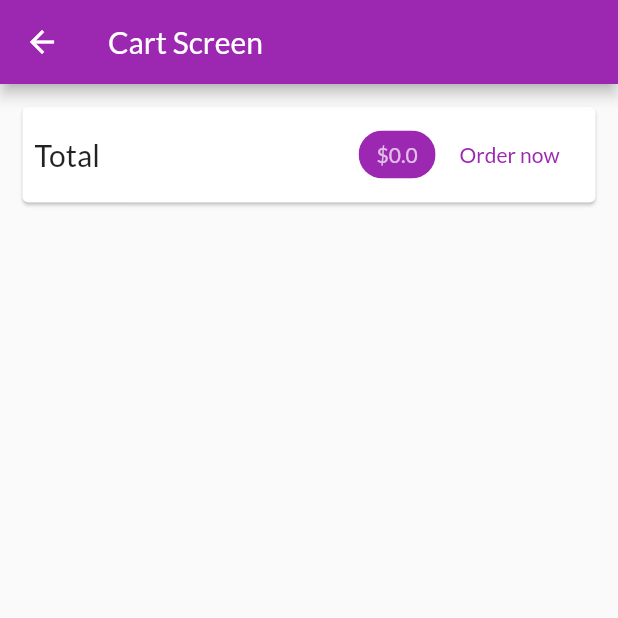
After one commit to fahmi54321/shop_app_with_state_management, a Flutter app: the CartScreen screen opened by its route, on a phone screen of 412 x 824 dp, the top half of it. The commit adds this screen. Run offline on Flutter 3.47's test engine with Material 2 defaults, Android fonts, the phone set to English and light mode, and no system bars; network calls fail.

Commit message:
cart screen

```diff
--- a/lib/main.dart
+++ b/lib/main.dart
@@ -2,6 +2,7 @@ import 'package:flutter/material.dart';
 import 'package:provider/provider.dart';
 import './screens/produk_overview_screens.dart';
 import './screens/product_details_screen.dart';
+import './screens/cart_screen.dart';
 import './providers/product_providers.dart';
 import './providers/cart_providers.dart';
 
@@ -15,13 +16,14 @@ class MyApp extends StatelessWidget {
   // This widget is the root of your application.
   @override
   Widget build(BuildContext context) {
-    return MultiProvider( //todo 7 (next product_item)
+    return MultiProvider(
+      //todo 7 (next product_item)
       providers: [
         ChangeNotifierProvider.value(
           value: ProductProvider(),
         ),
         ChangeNotifierProvider.value(
-          value : CartProvider(),
+          value: CartProvider(),
         ),
       ],
       child: MaterialApp(
@@ -30,10 +32,14 @@ class MyApp extends StatelessWidget {
           primarySwatch: Colors.purple,
           accentColor: Colors.deepOrange,
           fontFamily: 'Lato',
+          primaryTextTheme: TextTheme(
+            caption: TextStyle(color: Colors.white),
+          ),
         ),
         home: ProductOverviewScreens(),
         routes: {
           ProductDetailsScreen.routeName: (ctx) => ProductDetailsScreen(),
+          CartScreen.routeName: (ctx) => CartScreen(), // todo 3 (next product_overview_screens)
         },
       ),
     );
--- a/lib/providers/cart_providers.dart
+++ b/lib/providers/cart_providers.dart
@@ -1,6 +1,5 @@
 import 'package:flutter/material.dart';
 
-//todo 1 create model
 class CartItem {
   final String id;
   final String title;
@@ -15,22 +14,30 @@ class CartItem {
   });
 }
 
-//todo 2
 class CartProvider with ChangeNotifier {
   //set
-  Map<String, CartItem> _items = {}; //todo 3
+  Map<String, CartItem> _items = {};
 
   //get
-  Map<String, CartItem> get items { //todo 4
+  Map<String, CartItem> get items {
     return {..._items};
   }
 
   //count items
   int get itemCount{
-    return _items.length; //todo 5
+    return _items.length;
   }
 
-  //todo 6 add cart (next main.dart)
+  //todo 2 (next main)
+  double get totalAmount{
+    var total = 0.0;
+    _items.forEach((key, value) {
+      total += value.price * value.quantity;
+    });
+
+    return total;
+  }
+
   void addItem(
     String productId,
     double price,
--- /dev/null
+++ b/lib/screens/cart_screen.dart
@@ -0,0 +1,54 @@
+import 'package:flutter/cupertino.dart';
+import 'package:flutter/material.dart';
+import 'package:provider/provider.dart';
+import '../providers/cart_providers.dart';
+
+//todo 1 (next cart_providers)
+class CartScreen extends StatelessWidget {
+  static const routeName = '/cart';
+
+  @override
+  Widget build(BuildContext context) {
+    final cart = Provider.of<CartProvider>(context);
+
+    return Scaffold(
+      appBar: AppBar(
+        title: Text('Cart Screen'),
+      ),
+      body: Column(
+        children: [
+          Card(
+            margin: EdgeInsets.all(15),
+            child: Padding(
+              padding: EdgeInsets.all(8),
+              child: Row(
+                mainAxisAlignment: MainAxisAlignment.spaceBetween,
+                children: [
+                  Text(
+                    'Total',
+                    style: TextStyle(fontSize: 20),
+                  ),
+                  Spacer(),
+                  Chip(
+                    label: Text(
+                      '\$${cart.totalAmount}',
+                      style: TextStyle(
+                        color: ThemeData().primaryTextTheme.caption!.color,
+                      ),
+                    ),
+                    backgroundColor: Theme.of(context).primaryColor,
+                  ),
+                  FlatButton(
+                    onPressed: () {},
+                    child: Text('Order now'),
+                    textColor: Theme.of(context).primaryColor,
+                  ),
+                ],
+              ),
+            ),
+          )
+        ],
+      ),
+    );
+  }
+}
--- a/lib/screens/produk_overview_screens.dart
+++ b/lib/screens/produk_overview_screens.dart
@@ -3,6 +3,7 @@ import 'package:provider/provider.dart';
 import '../widget/product_grid.dart';
 import '../widget/badge.dart';
 import '../providers/cart_providers.dart';
+import '../screens/cart_screen.dart';
 
 enum FilterOptions {
   Favorites,
@@ -28,7 +29,6 @@ class _ProductOverviewScreensState extends State<ProductOverviewScreens> {
           PopupMenuButton(
             onSelected: (FilterOptions selectedValue) {
               setState(() {
-                //todo 2
                 if (selectedValue == FilterOptions.Favorites) {
                   _showOnlyFavorites = true;
                 } else {
@@ -49,7 +49,6 @@ class _ProductOverviewScreensState extends State<ProductOverviewScreens> {
             icon: Icon(Icons.more_vert),
           ),
 
-          //todo 10 (hanya ini provider karena fitur lainnya belum butuh provider) (finish)
           Consumer<CartProvider>(
             builder: (_, cart, ch) => Badge(
               child: ch!,
@@ -59,7 +58,9 @@ class _ProductOverviewScreensState extends State<ProductOverviewScreens> {
               icon: Icon(
                 Icons.shopping_cart,
               ),
-              onPressed: () {},
+              onPressed: () {
+                Navigator.of(context).pushNamed(CartScreen.routeName); // todo 4 (finish)
+              },
             ),
           ),
         ],
```
